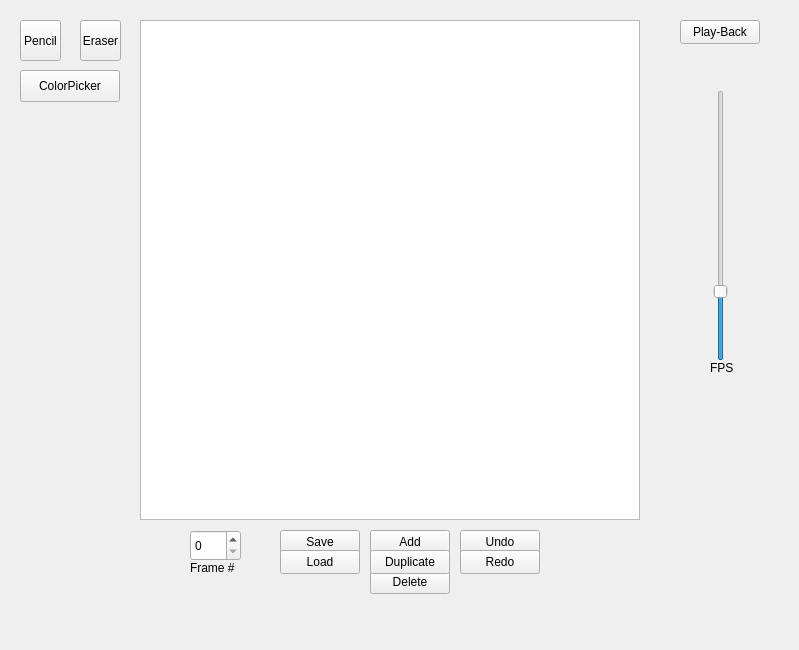
First picture: the form in mainwindow.ui, repository AhmedZ70/SpriteEditor, before the edit.
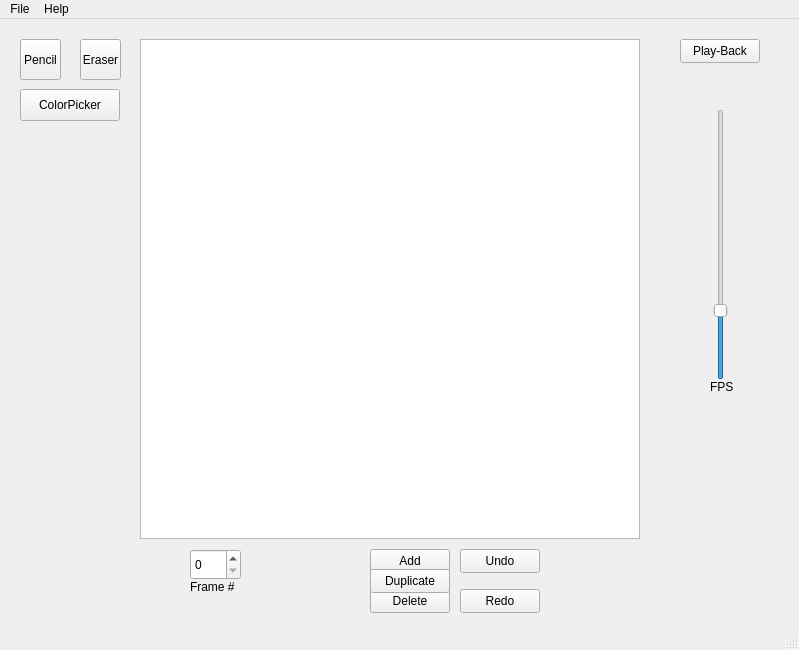
Second picture: the form after the edit. Icons and pictures are not drawn.

Commit message: Menu bar fixed

```diff
--- a/mainwindow.ui
+++ b/mainwindow.ui
@@ -115,7 +115,7 @@
     <property name="geometry">
      <rect>
       <x>460</x>
-      <y>550</y>
+      <y>570</y>
       <width>80</width>
       <height>24</height>
      </rect>
@@ -211,33 +211,53 @@
      <string>ColorPicker</string>
     </property>
    </widget>
-   <widget class="QPushButton" name="duplicateFrameButton_2">
-    <property name="geometry">
-     <rect>
-      <x>280</x>
-      <y>530</y>
-      <width>80</width>
-      <height>24</height>
-     </rect>
+  </widget>
+  <widget class="QMenuBar" name="menubar">
+   <property name="geometry">
+    <rect>
+     <x>0</x>
+     <y>0</y>
+     <width>799</width>
+     <height>22</height>
+    </rect>
+   </property>
+   <property name="autoFillBackground">
+    <bool>true</bool>
+   </property>
+   <property name="defaultUp">
+    <bool>false</bool>
+   </property>
+   <property name="nativeMenuBar">
+    <bool>false</bool>
+   </property>
+   <widget class="QMenu" name="menuFile">
+    <property name="enabled">
+     <bool>true</bool>
     </property>
-    <property name="text">
-     <string>Save</string>
+    <property name="title">
+     <string>File</string>
     </property>
    </widget>
-   <widget class="QPushButton" name="duplicateFrameButton_3">
-    <property name="geometry">
-     <rect>
-      <x>280</x>
-      <y>550</y>
-      <width>80</width>
-      <height>24</height>
-     </rect>
+   <widget class="QMenu" name="menuHelp">
+    <property name="title">
+     <string>Help</string>
     </property>
-    <property name="text">
-     <string>Load</string>
-    </property>
+    <addaction name="separator"/>
    </widget>
+   <addaction name="menuFile"/>
+   <addaction name="menuHelp"/>
   </widget>
+  <widget class="QStatusBar" name="statusbar"/>
+  <action name="actionSave">
+   <property name="text">
+    <string>Save</string>
+   </property>
+  </action>
+  <action name="actionLoad">
+   <property name="text">
+    <string>Load</string>
+   </property>
+  </action>
  </widget>
  <resources/>
  <connections/>
```
Left out of the diff: 2 changed lines with no effect on the pictures. The commit also changes 1 other file.
